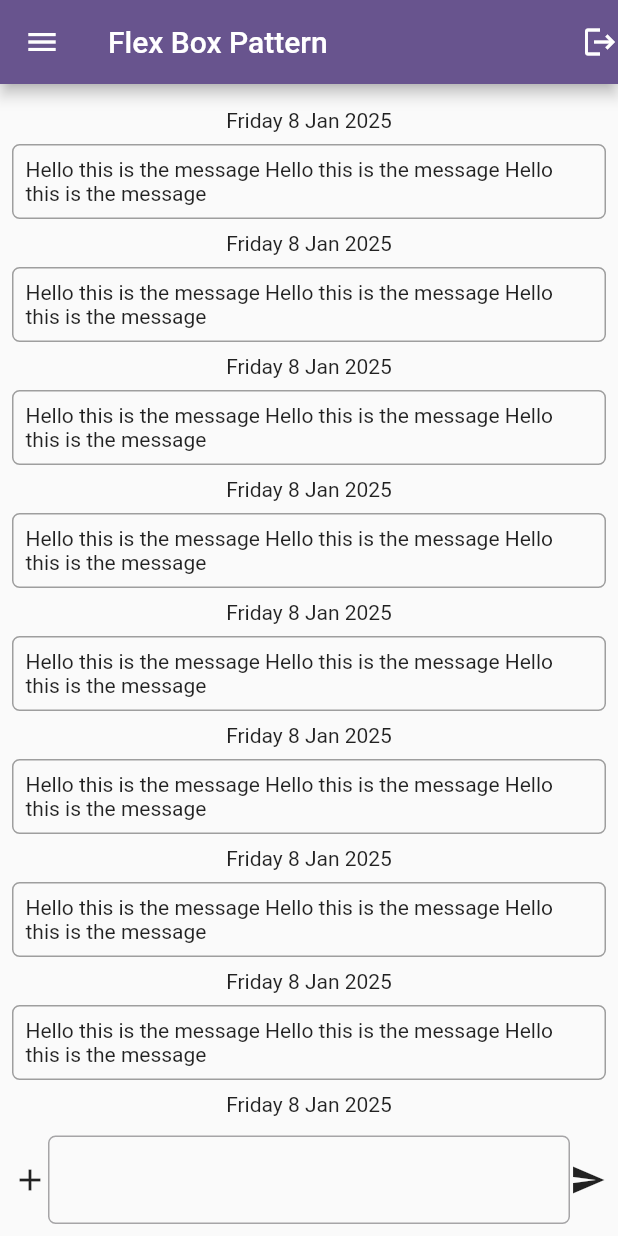
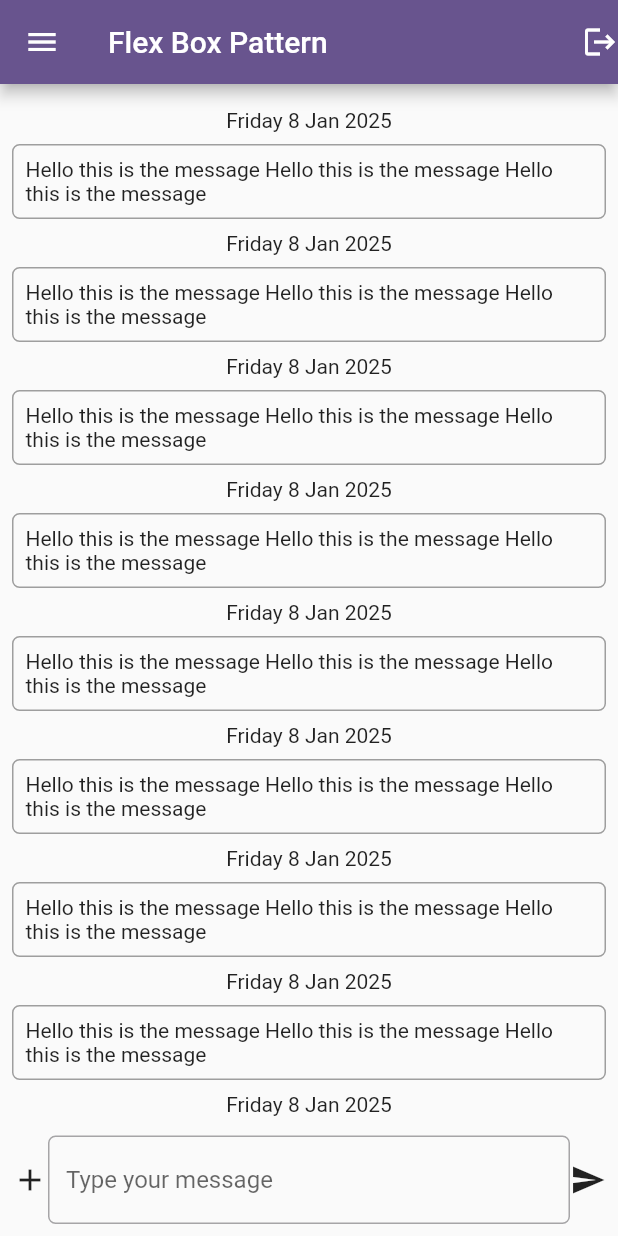
Before and after one commit to shamsshykh/learnflutter, a Flutter app: the screen it shows after launch, on a phone screen of 412 x 824 dp. Run offline on Flutter 3.47's test engine with Material 3 defaults, Android fonts, the phone set to English and light mode, and no system bars; our stand-ins replace fluttertoast, permission_handler.

Commit message:
flexing with messages view

```diff
--- a/lib/screen/FlexBoxPattern.dart
+++ b/lib/screen/FlexBoxPattern.dart
@@ -98,6 +98,7 @@ class MessageTypingView extends StatelessWidget {
           Expanded(
             child: TextField(
               decoration: InputDecoration(
+                hintText: "Type your message",
                 border: OutlineInputBorder(borderRadius: BorderRadius.circular(5)),
               ),
             ),
```
